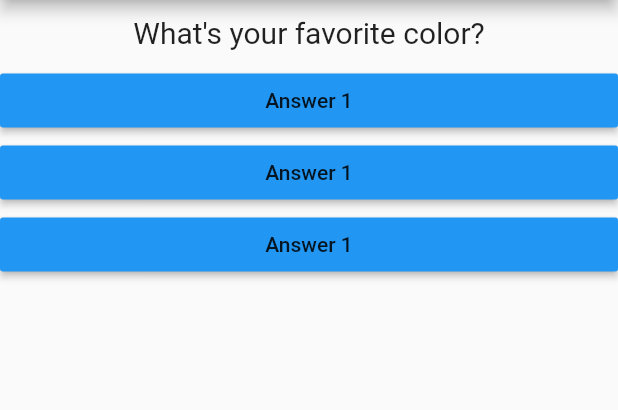
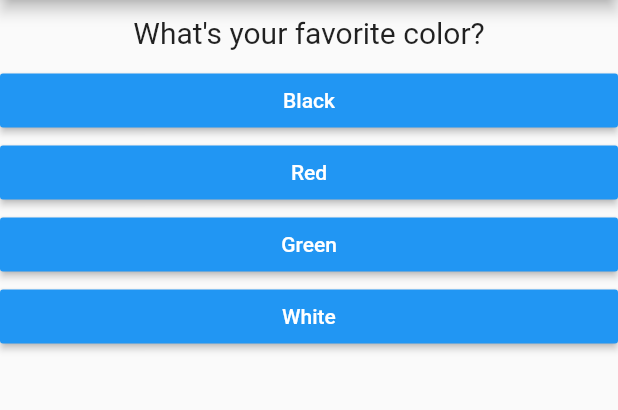
Before and after one commit to supragub/flutter-udemy, a Flutter app: the screen it shows after launch, on a phone screen of 412 x 824 dp, the part 84-494 px from its top. Run offline on Flutter 3.47's test engine with Material 2 defaults, Android fonts, the phone set to English and light mode, and no system bars.

Commit message:
mapping Lists of questions

```diff
--- a/third_flutter_complete_guide/app_002_my_first_app/lib/answer.dart
+++ b/third_flutter_complete_guide/app_002_my_first_app/lib/answer.dart
@@ -3,8 +3,9 @@ import 'package:flutter/material.dart';
 class Answer extends StatelessWidget {
 
   final Function selectHandler;
+  final String answerText;
 
-  Answer(this.selectHandler);
+  Answer(this.selectHandler, this.answerText);
 
   @override
   Widget build(BuildContext context) {
@@ -12,7 +13,8 @@ class Answer extends StatelessWidget {
       width: double.infinity,
       child: RaisedButton(
         color: Colors.blue,
-        child: Text('Answer 1'),
+        textColor: Colors.white,
+        child: Text(answerText),
         onPressed: selectHandler,
       ),
     );
--- a/third_flutter_complete_guide/app_002_my_first_app/lib/main.dart
+++ b/third_flutter_complete_guide/app_002_my_first_app/lib/main.dart
@@ -26,8 +26,18 @@ class _MyAppState extends State<MyApp> {
   @override
   Widget build(BuildContext context) {
     var questions = [
-      'What\'s your favorite color?',
-      'What\'s your favorite animal?',
+      {
+        'questionText': 'What\'s your favorite color?',
+        'answers': ['Black', 'Red', 'Green', 'White'],
+      },
+      {
+        'questionText': 'What\'s your favorite animal?',
+        'answers': ['Rabbit', 'Snake', 'Elephant', 'Lion'],
+      },
+      {
+        'questionText': 'Who\'s your favorite instructor?',
+        'answers': ['Max', 'Max', 'Max', 'Max'],
+      },
     ];
     return MaterialApp(
       home: Scaffold(
@@ -37,11 +47,11 @@ class _MyAppState extends State<MyApp> {
         body: Column(
           children: [
             Question(
-              questions[_questionIndex],
+              questions[_questionIndex]['questionText'],
             ),
-            Answer(_answerQuestion),
-            Answer(_answerQuestion),
-            Answer(_answerQuestion),
+            ...(questions[_questionIndex]['answers'] as List<String>).map((answer) {
+              return Answer(_answerQuestion, answer);
+            }).toList()
           ],
         ),
       ),
```
